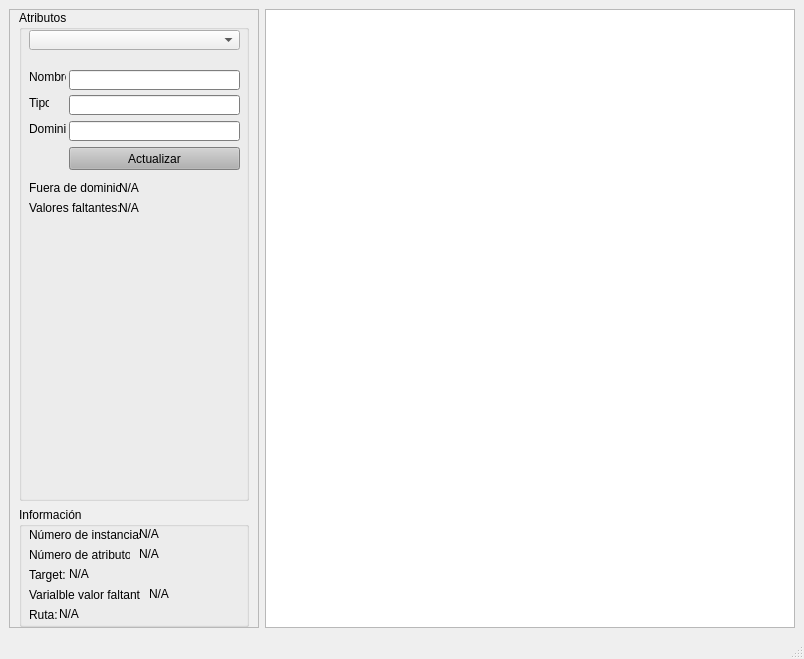
The window that main_window_ui.ui (AdrianPrietoLozano/proyecto_mineria) describes before a commit, drawn with Qt 5.
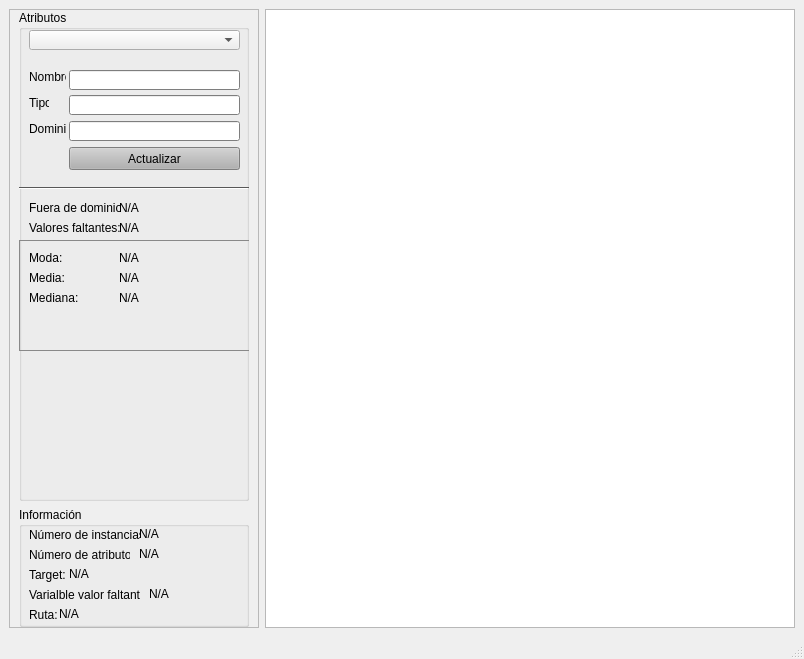
The same window after the commit.

Commit message: Se crearon dos clases una para atributos numericos y otra para atributos. Se muestra la media, mediana y hay problemas al obtener la moda

```diff
--- a/main_window_ui.ui
+++ b/main_window_ui.ui
@@ -550,7 +550,7 @@
           <property name="geometry">
            <rect>
             <x>10</x>
-            <y>170</y>
+            <y>190</y>
             <width>91</width>
             <height>16</height>
            </rect>
@@ -563,7 +563,7 @@
           <property name="geometry">
            <rect>
             <x>10</x>
-            <y>190</y>
+            <y>210</y>
             <width>91</width>
             <height>16</height>
            </rect>
@@ -632,7 +632,7 @@
           <property name="geometry">
            <rect>
             <x>100</x>
-            <y>170</y>
+            <y>190</y>
             <width>91</width>
             <height>16</height>
            </rect>
@@ -645,7 +645,7 @@
           <property name="geometry">
            <rect>
             <x>100</x>
-            <y>190</y>
+            <y>210</y>
             <width>91</width>
             <height>16</height>
            </rect>
@@ -654,6 +654,131 @@
            <string>N/A</string>
           </property>
          </widget>
+         <widget class="Line" name="line">
+          <property name="geometry">
+           <rect>
+            <x>0</x>
+            <y>170</y>
+            <width>230</width>
+            <height>16</height>
+           </rect>
+          </property>
+          <property name="sizePolicy">
+           <sizepolicy hsizetype="Preferred" vsizetype="Fixed">
+            <horstretch>0</horstretch>
+            <verstretch>0</verstretch>
+           </sizepolicy>
+          </property>
+          <property name="minimumSize">
+           <size>
+            <width>0</width>
+            <height>0</height>
+           </size>
+          </property>
+          <property name="maximumSize">
+           <size>
+            <width>16777215</width>
+            <height>16777215</height>
+           </size>
+          </property>
+          <property name="orientation">
+           <enum>Qt::Horizontal</enum>
+          </property>
+         </widget>
+         <widget class="QFrame" name="contenedorMetricas">
+          <property name="geometry">
+           <rect>
+            <x>0</x>
+            <y>230</y>
+            <width>231</width>
+            <height>111</height>
+           </rect>
+          </property>
+          <property name="frameShape">
+           <enum>QFrame::StyledPanel</enum>
+          </property>
+          <property name="frameShadow">
+           <enum>QFrame::Raised</enum>
+          </property>
+          <widget class="QLabel" name="label_17">
+           <property name="geometry">
+            <rect>
+             <x>10</x>
+             <y>50</y>
+             <width>91</width>
+             <height>16</height>
+            </rect>
+           </property>
+           <property name="text">
+            <string>Mediana:</string>
+           </property>
+          </widget>
+          <widget class="QLabel" name="labelModa">
+           <property name="geometry">
+            <rect>
+             <x>100</x>
+             <y>10</y>
+             <width>91</width>
+             <height>16</height>
+            </rect>
+           </property>
+           <property name="text">
+            <string>N/A</string>
+           </property>
+          </widget>
+          <widget class="QLabel" name="labelMedia">
+           <property name="geometry">
+            <rect>
+             <x>100</x>
+             <y>30</y>
+             <width>91</width>
+             <height>16</height>
+            </rect>
+           </property>
+           <property name="text">
+            <string>N/A</string>
+           </property>
+          </widget>
+          <widget class="QLabel" name="label_16">
+           <property name="geometry">
+            <rect>
+             <x>10</x>
+             <y>30</y>
+             <width>91</width>
+             <height>16</height>
+            </rect>
+           </property>
+           <property name="text">
+            <string>Media:</string>
+           </property>
+          </widget>
+          <widget class="QLabel" name="labelMediana">
+           <property name="geometry">
+            <rect>
+             <x>100</x>
+             <y>50</y>
+             <width>91</width>
+             <height>16</height>
+            </rect>
+           </property>
+           <property name="text">
+            <string>N/A</string>
+           </property>
+          </widget>
+          <widget class="QLabel" name="label_15">
+           <property name="geometry">
+            <rect>
+             <x>10</x>
+             <y>10</y>
+             <width>91</width>
+             <height>16</height>
+            </rect>
+           </property>
+           <property name="text">
+            <string>Moda:</string>
+           </property>
+          </widget>
+         </widget>
         </widget>
        </item>
        <item>
```
Left out of the diff: 6 changed lines with no effect on the pictures. The commit also changes 6 other files.
